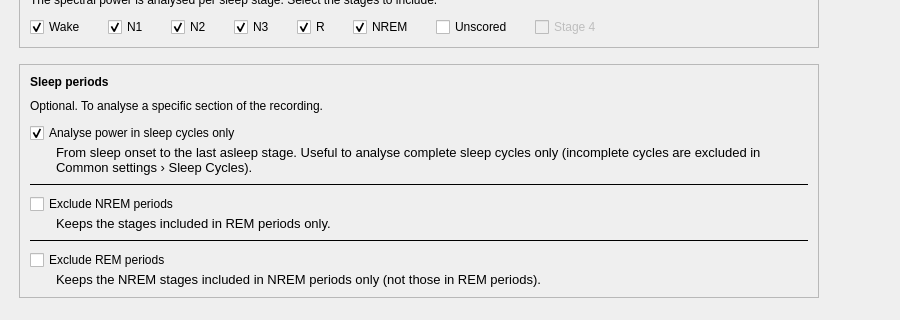
Old version of the form tools/CEAMSTools/PowerSpectralAnalysis/SelectionStep/Ui_SelectionStep.ui in the repository SnoozToolbox/snooz-package-ceams; both pictures show x 0 to 900 and y 180 to 500 of the 900 by 700 pixel window.
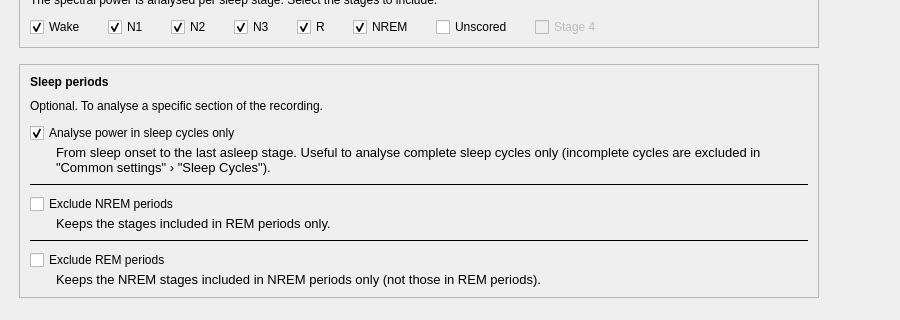
New version of the form.

What changed in the file:
```diff
--- a/tools/CEAMSTools/PowerSpectralAnalysis/SelectionStep/Ui_SelectionStep.ui
+++ b/tools/CEAMSTools/PowerSpectralAnalysis/SelectionStep/Ui_SelectionStep.ui
@@ -359,7 +359,7 @@
                   </font>
                  </property>
                  <property name="text">
-                  <string>From sleep onset to the last asleep stage. Useful to analyse complete sleep cycles only (incomplete cycles are excluded in Common settings › Sleep Cycles).</string>
+                  <string>From sleep onset to the last asleep stage. Useful to analyse complete sleep cycles only (incomplete cycles are excluded in "Common settings" › "Sleep Cycles").</string>
                  </property>
                  <property name="wordWrap">
                   <bool>true</bool>
```
